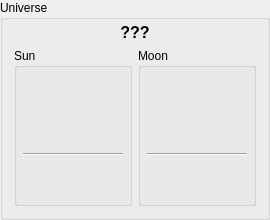
First picture: the form in widgets/qsuninfo.ui, repository AMOS-uniba/amos-client, before the edit.
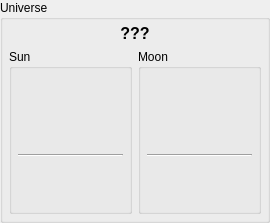
Second picture: the form after the edit. Custom widgets are drawn as their Qt base class.

The edit to the form file:
```diff
--- a/widgets/qsuninfo.ui
+++ b/widgets/qsuninfo.ui
@@ -7,16 +7,25 @@
     <x>0</x>
     <y>0</y>
     <width>270</width>
-    <height>196</height>
+    <height>223</height>
    </rect>
   </property>
   <property name="title">
    <string>Universe</string>
   </property>
   <layout class="QGridLayout" name="gridLayout">
+   <property name="leftMargin">
+    <number>6</number>
+   </property>
    <property name="topMargin">
     <number>3</number>
    </property>
+   <property name="rightMargin">
+    <number>6</number>
+   </property>
+   <property name="bottomMargin">
+    <number>6</number>
+   </property>
    <item row="1" column="0" rowspan="3">
     <widget class="QGroupBox" name="gb_sun">
      <property name="title">
@@ -342,7 +351,6 @@
      <property name="font">
       <font>
        <pointsize>12</pointsize>
-       <weight>75</weight>
        <bold>true</bold>
        <kerning>true</kerning>
       </font>
@@ -358,18 +366,18 @@
   </layout>
  </widget>
  <customwidgets>
-  <customwidget>
-   <class>QFloatLine</class>
-   <extends>QWidget</extends>
-   <header>widgets/lines/qfloatline.h</header>
-   <container>1</container>
-  </customwidget>
   <customwidget>
    <class>QDateTimeLine</class>
    <extends>QWidget</extends>
    <header>widgets/lines/qdatetimeline.h</header>
    <container>1</container>
   </customwidget>
+  <customwidget>
+   <class>QFloatLine</class>
+   <extends>QWidget</extends>
+   <header>widgets/lines/qfloatline.h</header>
+   <container>1</container>
+  </customwidget>
  </customwidgets>
  <resources/>
  <connections/>
```
Left out of the diff: 6 changed lines with no effect on the pictures.
